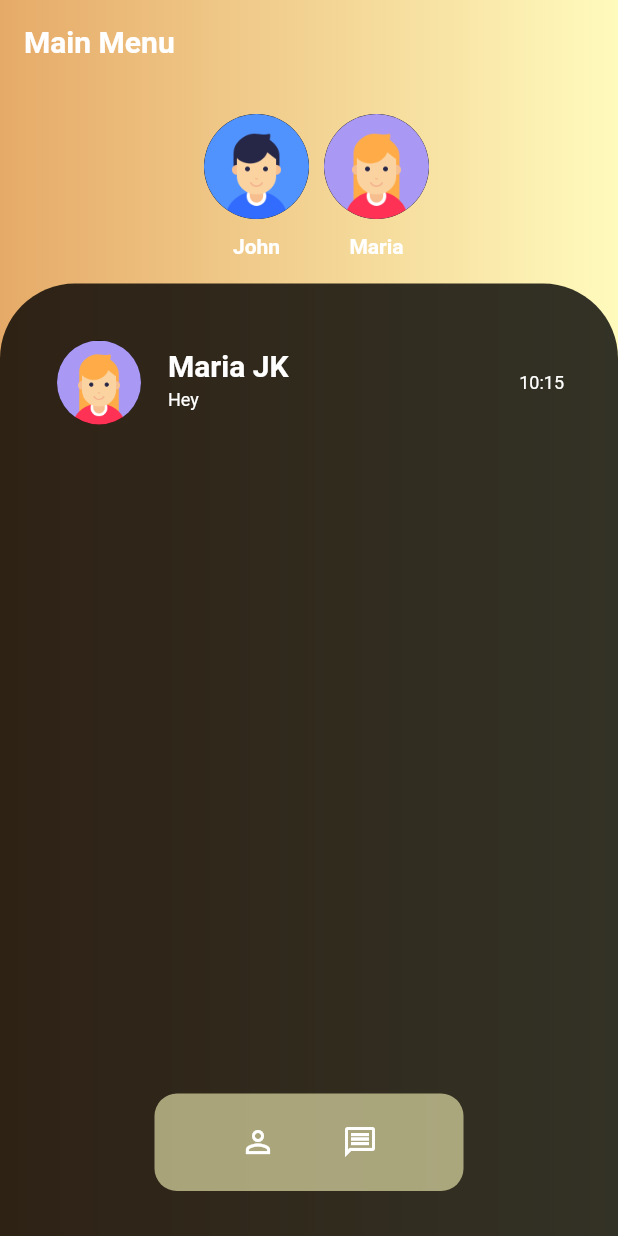
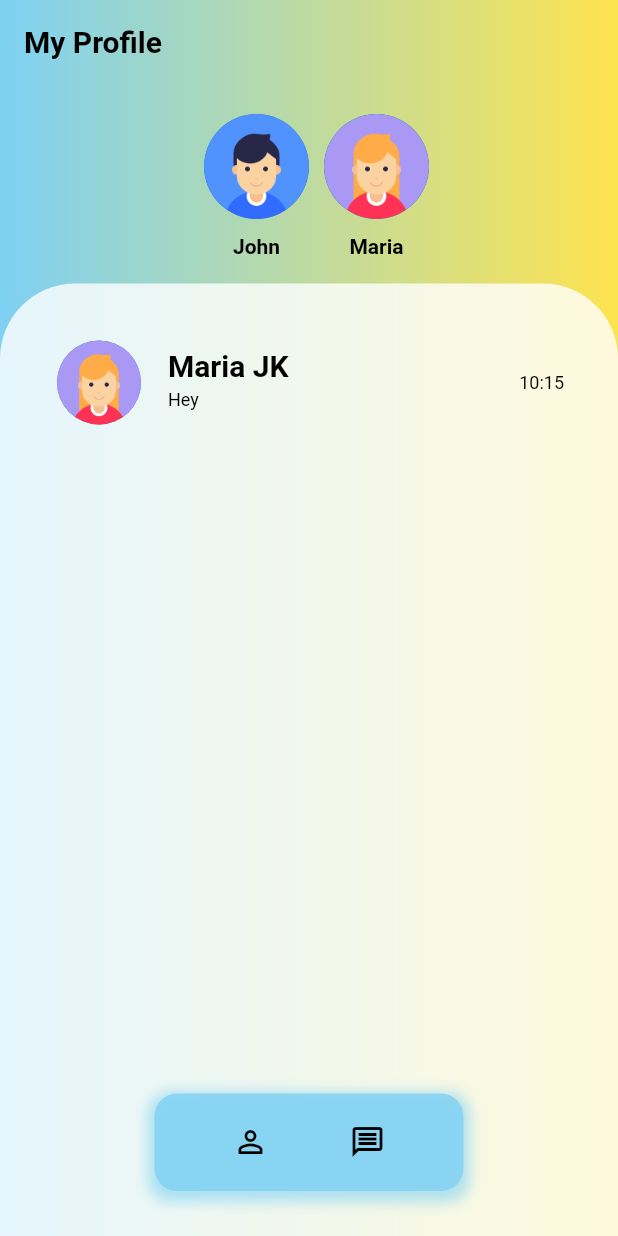
Before and after one commit to salcc/Junction-2022, a Flutter app: the screen it shows after launch, on a phone screen of 412 x 824 dp. Run offline on Flutter 3.47's test engine with Material 2 defaults, Android fonts, the phone set to English and light mode, and no system bars; our stand-ins replace get.

Commit message:
Home Screen v1

```diff
--- a/flutter_demo/app_demo/lib/config/theme.dart
+++ b/flutter_demo/app_demo/lib/config/theme.dart
@@ -1,27 +1,27 @@
 import 'package:flutter/material.dart';
 
-ThemeData darkTheme() {
-  return ThemeData.dark().copyWith(
-    colorScheme: const ColorScheme.dark().copyWith(
-      primary: const Color(0xFFE6AA68),
-      secondary: const Color(0xFFFFFBBD),
-      surface: Colors.white,
-      background: Colors.black87,
-      onBackground: Colors.white,
+ThemeData customTheme() {
+  return ThemeData.light().copyWith(
+    colorScheme: const ColorScheme.light().copyWith(
+      primary: const Color(0xFF7ED1F3),
+      secondary: const Color(0xFFFEE34F),
+      surface: Colors.black,
+      background: Colors.white,
+      onBackground: Colors.black,
     ),
     scaffoldBackgroundColor: Colors.transparent,
     iconTheme: const IconThemeData(color: Colors.white),
     appBarTheme: const AppBarTheme(
       backgroundColor: Colors.transparent,
-      iconTheme: IconThemeData(color: Colors.white),
+      iconTheme: IconThemeData(color: Colors.black),
     ),
     textTheme: const TextTheme(
-      titleLarge: TextStyle(color: Colors.white),
-      titleMedium: TextStyle(color: Colors.white),
-      titleSmall: TextStyle(color: Colors.white),
-      bodyLarge: TextStyle(color: Colors.white),
-      bodyMedium: TextStyle(color: Colors.white),
-      bodySmall: TextStyle(color: Colors.white),
+      titleLarge: TextStyle(color: Colors.black),
+      titleMedium: TextStyle(color: Colors.black),
+      titleSmall: TextStyle(color: Colors.black),
+      bodyLarge: TextStyle(color: Colors.black),
+      bodyMedium: TextStyle(color: Colors.black),
+      bodySmall: TextStyle(color: Colors.black),
     ),
   );
 }
--- a/flutter_demo/app_demo/lib/main.dart
+++ b/flutter_demo/app_demo/lib/main.dart
@@ -17,7 +17,7 @@ class MyApp extends StatelessWidget {
   Widget build(BuildContext context) {
     return GetMaterialApp(
         title: 'Flutter Demo',
-        theme: darkTheme(),
+        theme: customTheme(),
         home: const HomeScreen(),
         getPages: [
           GetPage(name: '/', page: () => const HomeScreen()),
--- a/flutter_demo/app_demo/lib/screens/home_screen.dart
+++ b/flutter_demo/app_demo/lib/screens/home_screen.dart
@@ -28,7 +28,7 @@ class HomeScreen extends StatelessWidget {
       child: Scaffold(
         appBar: AppBar(
           title: Text(
-            'Main Menu',
+            'My Profile',
             style: Theme.of(context)
                 .textTheme
                 .titleLarge!
@@ -68,8 +68,16 @@ class _BottomBar extends StatelessWidget {
         width: width * 0.5,
         margin: const EdgeInsets.only(bottom: 30),
         decoration: BoxDecoration(
+            boxShadow: [
+              BoxShadow(
+                color: Theme.of(context).colorScheme.primary.withAlpha(150),
+                spreadRadius: 4,
+                blurRadius: 7,
+                offset: const Offset(0, 3),
+              )
+            ],
             borderRadius: BorderRadius.circular(15),
-            color: Theme.of(context).colorScheme.secondary.withAlpha(150)),
+            color: Theme.of(context).colorScheme.primary.withAlpha(200)),
         child: Row(
           mainAxisAlignment: MainAxisAlignment.center,
           mainAxisSize: MainAxisSize.min,
@@ -78,13 +86,16 @@ class _BottomBar extends StatelessWidget {
               color: Colors.transparent,
               child: IconButton(
                   onPressed: () {},
-                  icon: const Icon(Icons.person_outline_outlined)),
+                  icon: const Icon(
+                      color: Colors.black, Icons.person_outline_outlined)),
             ),
-            const SizedBox(width: 20),
+            const SizedBox(width: 30),
             Material(
               color: Colors.transparent,
               child: IconButton(
-                  onPressed: () {}, icon: const Icon(Icons.message_outlined)),
+                  onPressed: () {},
+                  icon:
+                      const Icon(color: Colors.black, Icons.message_outlined)),
             ),
           ],
         ),
```
